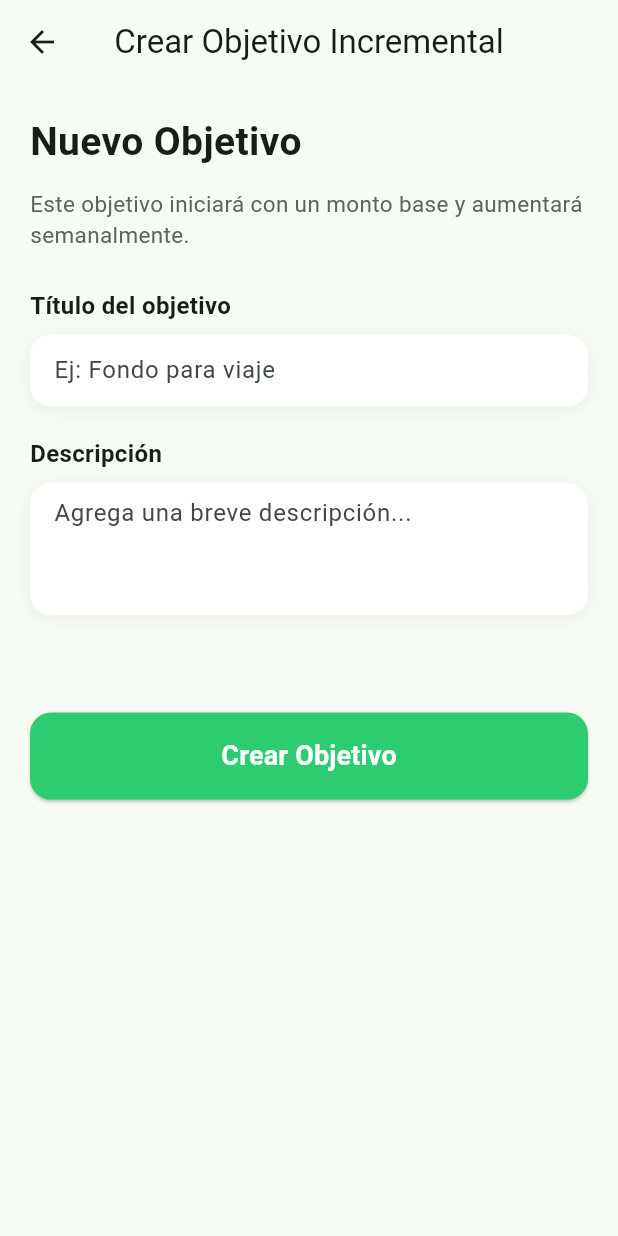
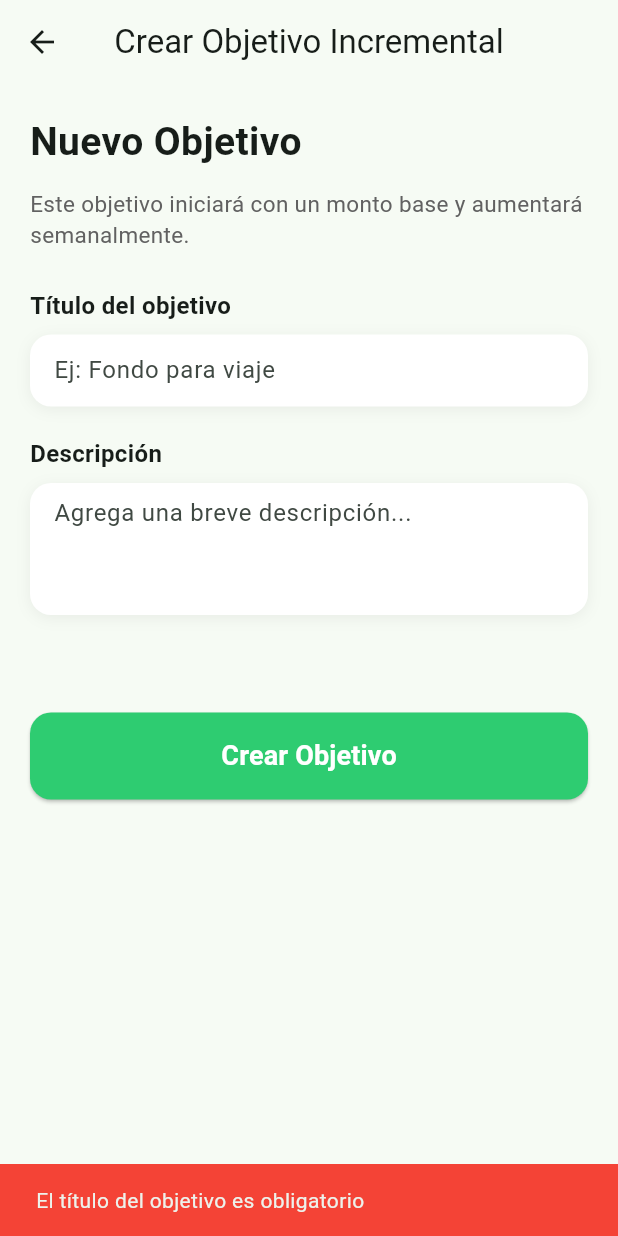
Before and after one commit to OrlandoU/proyecto-final-lenguajes, a Flutter app: the CreateGoalView screen opened directly with empty values, after a tap on "Crear Objetivo", on a phone screen of 412 x 824 dp. Run offline on Flutter 3.47's test engine with Material 3 defaults, Android fonts, the phone set to English and light mode, and no system bars; our stand-ins replace cloud_firestore, firebase_auth, firebase_core, fl_chart, font_awesome_flutter, go_router and 1 more; accounts and stored records are empty.

Commit message:
Implementacion de la lógica de creación de objetivos con validación e integración con Firestore en CreateGoalView

```diff
--- a/trakit/lib/client/views/goals/create_goal.dart
+++ b/trakit/lib/client/views/goals/create_goal.dart
@@ -1,7 +1,10 @@
 import 'package:flutter/material.dart';
+import 'package:trakit/client/components/utils.dart';
+import 'package:trakit/client/models/goal.dart';
+import 'package:trakit/src/firebase/firestore_service.dart';
 
 class CreateGoalView extends StatefulWidget {
-  final String mode; // "fijo" or "incremental"
+  final String mode;
 
   const CreateGoalView({super.key, required this.mode});
 
@@ -15,24 +18,34 @@ class _CreateGoalViewState extends State<CreateGoalView> {
   final TextEditingController amountController = TextEditingController();
   final TextEditingController incrementalController = TextEditingController();
 
+  final FirestoreService _firestoreService = FirestoreService();
+
+  bool _saving = false;
+
+  @override
+  void dispose() {
+    titleController.dispose();
+    descriptionController.dispose();
+    amountController.dispose();
+    incrementalController.dispose();
+    super.dispose();
+  }
+
   @override
   Widget build(BuildContext context) {
     final isFixed = widget.mode == "fijo";
     final isIncremental = widget.mode == "incremental";
 
-    // APPBAR TITLE
     final String appBarTitle = isFixed
         ? "Crear Objetivo Fijo"
         : "Crear Objetivo Incremental";
 
-    // MODE DESCRIPTION
     final String modeDescription = isFixed
         ? "Este objetivo usará un monto fijo que aportarás cada semana."
         : "Este objetivo iniciará con un monto base y aumentará semanalmente.";
 
     return Scaffold(
       appBar: AppBar(title: Text(appBarTitle), centerTitle: true),
-
       body: SingleChildScrollView(
         padding: const EdgeInsets.all(20),
         child: Column(
@@ -42,10 +55,7 @@ class _CreateGoalViewState extends State<CreateGoalView> {
               "Nuevo Objetivo",
               style: TextStyle(fontSize: 26, fontWeight: FontWeight.bold),
             ),
-
             const SizedBox(height: 12),
-
-            // DESCRIPTION DEPENDING ON MODE
             Text(
               modeDescription,
               style: TextStyle(
@@ -54,32 +64,23 @@ class _CreateGoalViewState extends State<CreateGoalView> {
                 height: 1.4,
               ),
             ),
-
             const SizedBox(height: 25),
-
             _label("Título del objetivo"),
             _inputField(
               controller: titleController,
               hint: "Ej: Fondo para viaje",
             ),
-
             const SizedBox(height: 20),
-
             _label("Descripción"),
             _inputField(
               controller: descriptionController,
               hint: "Agrega una breve descripción...",
               maxLines: 3,
             ),
-
             const SizedBox(height: 25),
-
-            // MODE-SPECIFIC INPUTS
             if (isFixed) _buildFixedModeFields(),
             if (isIncremental) _buildIncrementalModeFields(),
-
             const SizedBox(height: 40),
-
             SizedBox(
               width: double.infinity,
               child: ElevatedButton(
@@ -90,10 +91,19 @@ class _CreateGoalViewState extends State<CreateGoalView> {
                     borderRadius: BorderRadius.circular(14),
                   ),
                 ),
-                onPressed: () {
-                  // TODO: save
-                },
-                child: const Text(
+                onPressed: _saving ? null : _handleSave,
+                child: _saving
+                    ? const SizedBox(
+                        height: 24,
+                        width: 24,
+                        child: CircularProgressIndicator(
+                          strokeWidth: 2,
+                          valueColor: AlwaysStoppedAnimation<Color>(
+                            Colors.white,
+                          ),
+                        ),
+                      )
+                    : const Text(
                         "Crear Objetivo",
                         style: TextStyle(
                           fontSize: 18,
@@ -109,7 +119,6 @@ class _CreateGoalViewState extends State<CreateGoalView> {
     );
   }
 
-  // FIXED MODE
   Widget _buildFixedModeFields() {
     return Column(
       crossAxisAlignment: CrossAxisAlignment.start,
@@ -124,7 +133,6 @@ class _CreateGoalViewState extends State<CreateGoalView> {
     );
   }
 
-  // INCREMENTAL MODE
   Widget _buildIncrementalModeFields() {
     return Column(
       crossAxisAlignment: CrossAxisAlignment.start,
@@ -135,9 +143,7 @@ class _CreateGoalViewState extends State<CreateGoalView> {
           hint: "Ej: 10,000",
           keyboardType: TextInputType.number,
         ),
-
         const SizedBox(height: 20),
-
         _label("Incremento por semana"),
         _inputField(
           controller: incrementalController,
@@ -148,7 +154,6 @@ class _CreateGoalViewState extends State<CreateGoalView> {
     );
   }
 
-  // WIDGET HELPERS
   Widget _label(String text) {
     return Text(
       text,
@@ -184,4 +189,93 @@ class _CreateGoalViewState extends State<CreateGoalView> {
       ),
     );
   }
+
+  Future<void> _handleSave() async {
+    final title = titleController.text.trim();
+    final description = descriptionController.text.trim();
+    final amountText = amountController.text.trim();
+    final incrementText = incrementalController.text.trim();
+
+    if (title.isEmpty) {
+      Utils.showSnackBar(
+        context: context,
+        title: "El título del objetivo es obligatorio",
+        color: Colors.red,
+      );
+      return;
     }
+
+    if (description.isEmpty) {
+      Utils.showSnackBar(
+        context: context,
+        title: "La descripción es obligatoria",
+        color: Colors.red,
+      );
+      return;
+    }
+
+    if (amountText.isEmpty) {
+      Utils.showSnackBar(
+        context: context,
+        title: "La meta final es obligatoria",
+        color: Colors.red,
+      );
+      return;
+    }
+
+    if (widget.mode == 'incremental' && incrementText.isEmpty) {
+      Utils.showSnackBar(
+        context: context,
+        title: "El incremento por semana es obligatorio",
+        color: Colors.red,
+      );
+      return;
+    }
+
+    setState(() => _saving = true);
+
+    try {
+      final cleanedAmount = amountText.replaceAll(',', '');
+
+      final goal = Goal(
+        id: '',
+        goalType: widget.mode,
+        targetAmount: cleanedAmount,
+        userId: _firestoreService.currentUserId ?? '',
+        title: title,
+        description: description,
+        startDate: DateTime.now().toIso8601String(),
+      );
+
+      final newId = await _firestoreService.createGoal(goal);
+
+      if (!mounted) return;
+
+      if (newId != null) {
+        Utils.showSnackBar(
+          context: context,
+          title: "Objetivo creado correctamente",
+          color: Colors.green,
+        );
+        Navigator.pop(context);
+      } else {
+        Utils.showSnackBar(
+          context: context,
+          title: "Ocurrió un error al crear el objetivo",
+          color: Colors.red,
+        );
+      }
+    } catch (e) {
+      if (!mounted) return;
+      Utils.showSnackBar(
+        context: context,
+        title: "Error inesperado: $e",
+        color: Colors.red,
+      );
+    } finally {
+      if (mounted) {
+        setState(() => _saving = false);
+      }
+    }
+  }
+}
```
Lines whose indentation alone changed are shown as unchanged.
